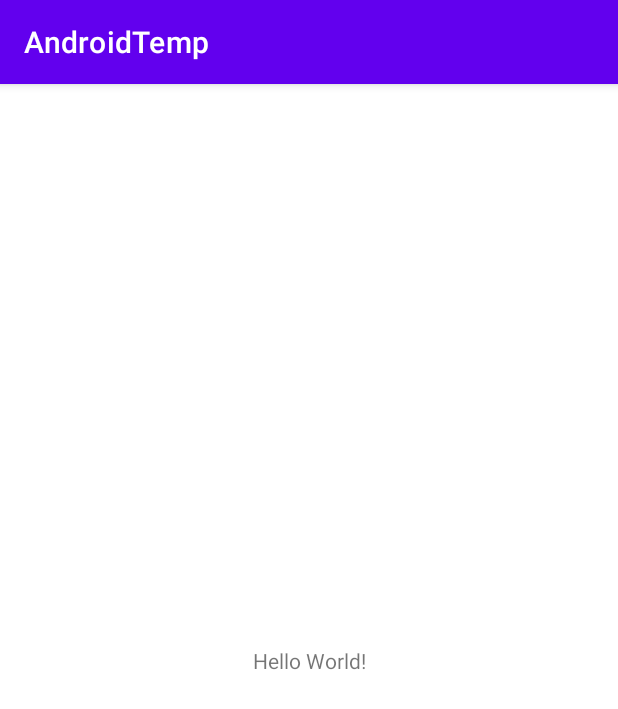
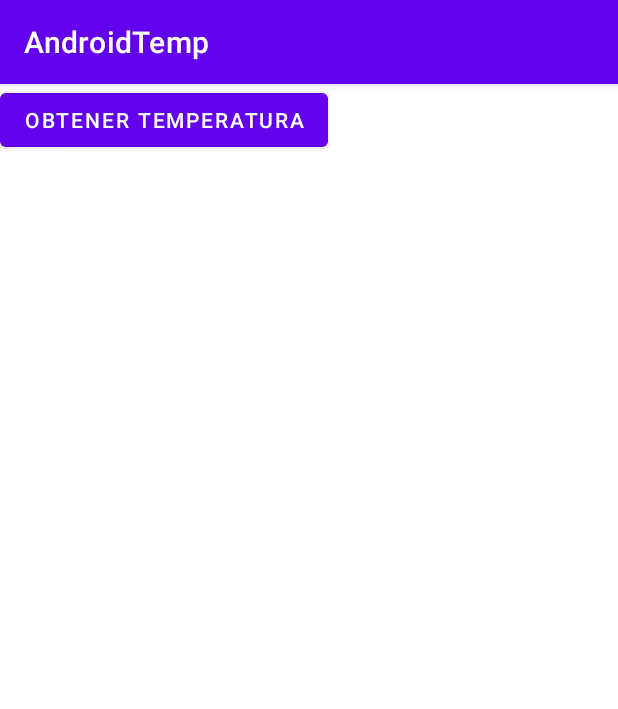
Before and after one commit to alejou2009/temperatura, an Android app: the screen it shows after launch (MainActivity), on a phone screen of 412 x 824 dp. Shown: the top 709 px of the screen. Run offline under Robolectric (Android 15) with nearby library versions, the phone set to English and light mode, and no system bars.

Commit message:
Avance 2.0.4.5. Android

```diff
--- a/Android/app/build.gradle
+++ b/Android/app/build.gradle
@@ -37,6 +37,7 @@ dependencies {
     implementation 'androidx.appcompat:appcompat:1.3.1'
     implementation 'com.google.android.material:material:1.4.0'
     implementation 'androidx.constraintlayout:constraintlayout:2.1.1'
+    implementation 'com.android.volley:volley:1.2.0'
     testImplementation 'junit:junit:4.+'
     androidTestImplementation 'androidx.test.ext:junit:1.1.3'
     androidTestImplementation 'androidx.test.espresso:espresso-core:3.4.0'
--- a/Android/app/src/main/java/udem/edu/co/androidtemp/MainActivity.kt
+++ b/Android/app/src/main/java/udem/edu/co/androidtemp/MainActivity.kt
@@ -2,8 +2,14 @@ package udem.edu.co.androidtemp
 
 import androidx.appcompat.app.AppCompatActivity
 import android.os.Bundle
+import android.widget.Button;
+import android.widget.TextView;
 
 class MainActivity : AppCompatActivity() {
+
+    Button buttonTemperatura;
+    TextView temperaturaTexto;
+
     override fun onCreate(savedInstanceState: Bundle?) {
         super.onCreate(savedInstanceState)
         setContentView(R.layout.activity_main)
--- a/Android/app/src/main/res/layout/activity_main.xml
+++ b/Android/app/src/main/res/layout/activity_main.xml
@@ -6,13 +6,20 @@
     android:layout_height="match_parent"
     tools:context=".MainActivity">
 
-    <TextView
+    <Button
+        android:id="@+id/buttonTemperatura"
         android:layout_width="wrap_content"
         android:layout_height="wrap_content"
-        android:text="Hello World!"
-        app:layout_constraintBottom_toBottomOf="parent"
-        app:layout_constraintLeft_toLeftOf="parent"
-        app:layout_constraintRight_toRightOf="parent"
-        app:layout_constraintTop_toTopOf="parent" />
+        android:text="Obtener Temperatura"
+        tools:layout_editor_absoluteX="95dp"
+        tools:layout_editor_absoluteY="294dp" />
+
+    <TextView
+        android:id="@+id/temperaturaTexto"
+        android:layout_width="wrap_content"
+        android:layout_height="wrap_content"
+        android:text="---"
+        tools:layout_editor_absoluteX="200dp"
+        tools:layout_editor_absoluteY="229dp" />
 
 </androidx.constraintlayout.widget.ConstraintLayout>
```
